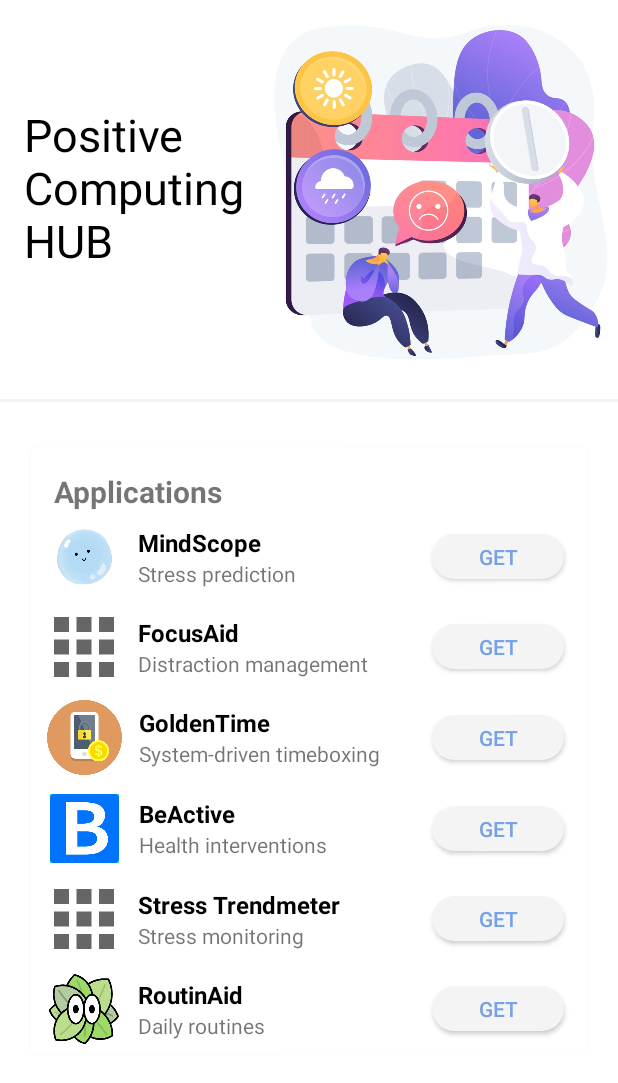
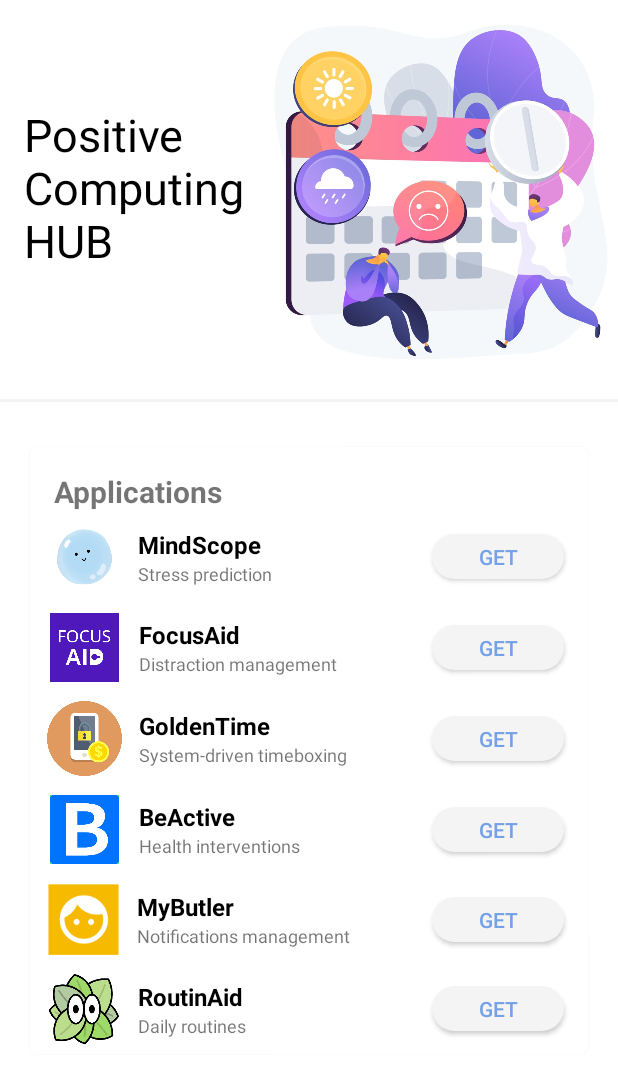
Before and after one commit to alice-iceberg/Positive-Computing-Hub, an Android app: the screen it shows after launch (MainActivity), on a phone screen of 412 x 824 dp. Shown: the top 1083 px of the screen. Run offline under Robolectric (Android 15) with nearby library versions, the phone set to English and light mode, and no system bars.

Commit message:
MyButler app added, FocusAid icon added

```diff
--- a/app/src/main/java/com/imcl/dtx/MainActivity.java
+++ b/app/src/main/java/com/imcl/dtx/MainActivity.java
@@ -15,7 +15,7 @@ public class MainActivity extends AppCompatActivity {
     Button focusAidButton;
     Button goldenTimeButton;
     Button beActiveButton;
-    Button stressTrendmeterButton;
+    Button myButlerButton;
     Button routinAidButton;
 
     SharedPreferences configPrefs;
@@ -31,7 +31,7 @@ public class MainActivity extends AppCompatActivity {
         focusAidButton = findViewById(R.id.getOpenMainFocusAidBtn);
         goldenTimeButton = findViewById(R.id.getOpenMainGoldenTimeBtn);
         beActiveButton = findViewById(R.id.getOpenMainBeActiveBtn);
-        stressTrendmeterButton = findViewById(R.id.getOpenMainStressTrendmeterBtn);
+        myButlerButton = findViewById(R.id.getOpenMainMyButlerBtn);
         routinAidButton = findViewById(R.id.getOpenMainRoutinAidBtn);
 
         if (Utils.isPackageInstalled(getString(R.string.mindscope_package_name), getApplicationContext().getPackageManager())) {
@@ -54,17 +54,16 @@ public class MainActivity extends AppCompatActivity {
         } else {
             beActiveButton.setText(getString(R.string.get));
         }
-        if (Utils.isPackageInstalled(getString(R.string.stresstrendmeter_package_name), getApplicationContext().getPackageManager())) {
-            stressTrendmeterButton.setText(getString(R.string.open));
+        if (Utils.isPackageInstalled(getString(R.string.mybutler_package_name), getApplicationContext().getPackageManager())) {
+            myButlerButton.setText(getString(R.string.open));
         } else {
-            stressTrendmeterButton.setText(getString(R.string.get));
+            myButlerButton.setText(getString(R.string.get));
         }
         if (Utils.isPackageInstalled(getString(R.string.routineaid_package_name), getApplicationContext().getPackageManager())) {
             routinAidButton.setText(getString(R.string.open));
         } else {
             routinAidButton.setText(getString(R.string.get));
         }
-
 
 
     }
@@ -83,6 +82,7 @@ public class MainActivity extends AppCompatActivity {
             }
         }
     }
+
     public void onViewMindscopeClick(View view) {
         SharedPreferences.Editor editor = configPrefs.edit();
         editor.putString("app", getString(R.string.mindscope_title));
@@ -106,6 +106,7 @@ public class MainActivity extends AppCompatActivity {
             }
         }
     }
+
     public void onViewFocusAidClick(View view) {
         SharedPreferences.Editor editor = configPrefs.edit();
         editor.putString("app", getString(R.string.focusaid_title));
@@ -129,6 +130,7 @@ public class MainActivity extends AppCompatActivity {
             }
         }
     }
+
     public void onViewGoldenTimeClick(View view) {
         SharedPreferences.Editor editor = configPrefs.edit();
         editor.putString("app", getString(R.string.goldentime_title));
@@ -152,6 +154,7 @@ public class MainActivity extends AppCompatActivity {
             }
         }
     }
+
     public void onViewBeActiveClick(View view) {
         SharedPreferences.Editor editor = configPrefs.edit();
         editor.putString("app", getString(R.string.beactive_title));
@@ -161,13 +164,13 @@ public class MainActivity extends AppCompatActivity {
         startActivity(intent);
     }
 
-    public void onGetOpenStressTrendmeterClick(View view) {
-        String link = getString(R.string.stresstrendmeter_link);
+    public void onGetOpenMyButlerClick(View view) {
+        String link = getString(R.string.mybutler_link);
         Intent browserIntent = new Intent(Intent.ACTION_VIEW, Uri.parse(link));
-        if (stressTrendmeterButton.getText().equals(getString(R.string.get))) {
+        if (myButlerButton.getText().equals(getString(R.string.get))) {
             startActivity(browserIntent);
         } else {
-            Intent launchIntent = getPackageManager().getLaunchIntentForPackage(getString(R.string.stresstrendmeter_package_name));
+            Intent launchIntent = getPackageManager().getLaunchIntentForPackage(getString(R.string.mybutler_package_name));
             if (launchIntent != null) {
                 startActivity(launchIntent);
             } else {
@@ -175,9 +178,10 @@ public class MainActivity extends AppCompatActivity {
             }
         }
     }
-    public void onViewStressTrendmeterClick(View view) {
+
+    public void onViewMyButlerClick(View view) {
         SharedPreferences.Editor editor = configPrefs.edit();
-        editor.putString("app", getString(R.string.stresstrendmeter_title));
+        editor.putString("app", getString(R.string.mybutler_title));
         editor.apply();
         Intent intent = new Intent(getApplicationContext(), DetailsActivity.class);
         intent.setFlags(Intent.FLAG_ACTIVITY_NEW_TASK);
@@ -198,6 +202,7 @@ public class MainActivity extends AppCompatActivity {
             }
         }
     }
+
     public void onViewRoutinAidClick(View view) {
         SharedPreferences.Editor editor = configPrefs.edit();
         editor.putString("app", getString(R.string.routineaid_title));
@@ -230,10 +235,10 @@ public class MainActivity extends AppCompatActivity {
         } else {
             beActiveButton.setText(getString(R.string.get));
         }
-        if (Utils.isPackageInstalled(getString(R.string.stresstrendmeter_package_name), getApplicationContext().getPackageManager())) {
-            stressTrendmeterButton.setText(getString(R.string.open));
+        if (Utils.isPackageInstalled(getString(R.string.mybutler_package_name), getApplicationContext().getPackageManager())) {
+            myButlerButton.setText(getString(R.string.open));
         } else {
-            stressTrendmeterButton.setText(getString(R.string.get));
+            myButlerButton.setText(getString(R.string.get));
         }
         if (Utils.isPackageInstalled(getString(R.string.routineaid_package_name), getApplicationContext().getPackageManager())) {
             routinAidButton.setText(getString(R.string.open));
--- a/app/src/main/res/layout/activity_main.xml
+++ b/app/src/main/res/layout/activity_main.xml
@@ -98,7 +98,7 @@
                                     android:layout_width="wrap_content"
                                     android:layout_height="wrap_content"
                                     android:text="@string/mindscope_subtitle"
-                                    android:textSize="14sp" />
+                                    android:textSize="12sp" />
 
                             </LinearLayout>
 
@@ -133,9 +133,11 @@
                             android:orientation="horizontal">
 
                             <ImageView
-                                android:layout_width="60dp"
-                                android:layout_height="60dp"
-                                android:src="@drawable/app_icon_holder" />
+                                android:layout_width="46dp"
+                                android:layout_height="46dp"
+                                android:layout_margin="7dp"
+
+                                android:src="@drawable/focus_aid_icon" />
 
                             <LinearLayout
                                 android:layout_width="wrap_content"
@@ -156,7 +158,7 @@
                                     android:layout_width="wrap_content"
                                     android:layout_height="wrap_content"
                                     android:text="@string/focusaid_subtitle"
-                                    android:textSize="14sp" />
+                                    android:textSize="12sp" />
 
                             </LinearLayout>
 
@@ -215,7 +217,7 @@
                                     android:layout_width="wrap_content"
                                     android:layout_height="wrap_content"
                                     android:text="@string/goldentime_subtitle"
-                                    android:textSize="14sp" />
+                                    android:textSize="12sp" />
 
                             </LinearLayout>
 
@@ -274,7 +276,7 @@
                                     android:layout_width="wrap_content"
                                     android:layout_height="wrap_content"
                                     android:text="@string/beactive_subtitle"
-                                    android:textSize="14sp" />
+                                    android:textSize="12sp" />
 
                             </LinearLayout>
 
@@ -305,13 +307,14 @@
                             android:layout_height="wrap_content"
                             android:layout_marginStart="6dp"
                             android:layout_marginEnd="16dp"
-                            android:onClick="onViewStressTrendmeterClick"
+                            android:onClick="onViewMyButlerClick"
                             android:orientation="horizontal">
 
                             <ImageView
-                                android:layout_width="60dp"
-                                android:layout_height="60dp"
-                                android:src="@drawable/app_icon_holder" />
+                                android:layout_width="47dp"
+                                android:layout_height="47dp"
+                                android:layout_margin="6dp"
+                                android:src="@drawable/mybutler_logo" />
 
                             <LinearLayout
                                 android:layout_width="wrap_content"
@@ -323,7 +326,7 @@
                                 <TextView
                                     android:layout_width="wrap_content"
                                     android:layout_height="wrap_content"
-                                    android:text="@string/stresstrendmeter_title"
+                                    android:text="@string/mybutler_title"
                                     android:textColor="#000000"
                                     android:textSize="16sp"
                                     android:textStyle="bold" />
@@ -331,8 +334,8 @@
                                 <TextView
                                     android:layout_width="wrap_content"
                                     android:layout_height="wrap_content"
-                                    android:text="@string/stresstrendmeter_subtitle"
-                                    android:textSize="14sp" />
+                                    android:text="@string/mybutler_subtitle"
+                                    android:textSize="12sp" />
 
                             </LinearLayout>
 
@@ -340,7 +343,7 @@
                         </LinearLayout>
 
                         <Button
-                            android:id="@+id/getOpenMainStressTrendmeterBtn"
+                            android:id="@+id/getOpenMainMyButlerBtn"
                             android:layout_width="wrap_content"
                             android:layout_height="30dp"
                             android:layout_alignParentEnd="true"
@@ -348,7 +351,7 @@
                             android:layout_marginEnd="16dp"
                             android:background="@drawable/round_corner"
                             android:includeFontPadding="true"
-                            android:onClick="onGetOpenStressTrendmeterClick"
+                            android:onClick="onGetOpenMyButlerClick"
                             android:text="@string/get"
                             android:textColor="@color/mocaPrimary" />
 
@@ -390,7 +393,7 @@
                                     android:layout_width="wrap_content"
                                     android:layout_height="wrap_content"
                                     android:text="@string/routineaid_subtitle"
-                                    android:textSize="14sp" />
+                                    android:textSize="12sp" />
 
                             </LinearLayout>
 
--- a/app/src/main/res/values/strings.xml
+++ b/app/src/main/res/values/strings.xml
@@ -33,11 +33,11 @@
     <string name="beactive_description">BeActive is a mobile health intervention app that aims to improve users\' sedentary habits for long periods of time. The app provides users with JIT(Just-In-Time) alarm messages to promote a short break when their sedentary status lasts 50 minutes. If users follow the guide, the system gives them an incentive as a reward.</string>
     <string name="beactive_link">https://drive.google.com/file/d/11Ge5MRLxvLZ1-1OhXfID_MhuYjPFXGMe/view?usp=sharing</string>
 
-    <string name="stresstrendmeter_package_name">packagename</string>
-    <string name="stresstrendmeter_title">Stress Trendmeter</string>
-    <string name="stresstrendmeter_subtitle">Stress monitoring</string>
-    <string name="stresstrendmeter_description">To be added</string>
-    <string name="stresstrendmeter_link">https://www.google.com/</string>
+    <string name="mybutler_package_name">org.nmsl.projects.mybutler1</string>
+    <string name="mybutler_title">MyButler</string>
+    <string name="mybutler_subtitle">Notifications management</string>
+    <string name="mybutler_description">MyButler is an app for a pair of Android users that aims to lower the pressure for an immediate reply and reduce unnecessary interruptions by untimely notifications. It allows a pair of users to privately share their status with one another and for the message sender to control the message notification based on the shared status of the other.</string>
+    <string name="mybutler_link">https://drive.google.com/file/d/1gMxwbEd3ZRDPDZuoZQCrASMUyI26D_rV/view?usp=sharing</string>
 
     <string name="routineaid_package_name">com.ajouhcil.routinaid</string>
     <string name="routineaid_title">RoutinAid</string>
```
Also changed, not shown: app/src/main/java/com/imcl/dtx/DetailsActivity.java (+10 -10 lines), app/src/main/res/drawable-xxhdpi/focus_aid_icon.png (added), app/src/main/res/drawable-xxhdpi/mybutler_screen1.jpg (added), app/src/main/res/drawable/mybutler_logo.png (added).
